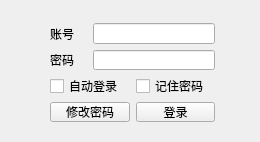
Above: SNITeacher/login.ui from Modolet/SuperNewIC before the change. Below: the same form after it.
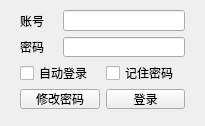
That is the form after the change.

Patch:
```diff
--- a/SNITeacher/login.ui
+++ b/SNITeacher/login.ui
@@ -1,23 +1,24 @@
 <?xml version="1.0" encoding="UTF-8"?>
 <ui version="4.0">
  <class>Login</class>
- <widget class="QWidget" name="Login">
+ <widget class="QMainWindow" name="Login">
   <property name="geometry">
    <rect>
     <x>0</x>
     <y>0</y>
-    <width>260</width>
-    <height>142</height>
+    <width>205</width>
+    <height>126</height>
    </rect>
   </property>
   <property name="windowTitle">
    <string>Form</string>
   </property>
+  <widget class="QWidget" name="centralwidget">
   <widget class="QWidget" name="layoutWidget">
    <property name="geometry">
     <rect>
-     <x>50</x>
-     <y>23</y>
+      <x>20</x>
+      <y>10</y>
      <width>165</width>
      <height>99</height>
     </rect>
@@ -80,6 +81,7 @@
      </widget>
     </item>
    </layout>
+   </widget>
   </widget>
  </widget>
  <resources/>
```
Left out of the diff: 2 changed lines with no effect on the pictures. Lines whose indentation alone changed are shown as unchanged.
